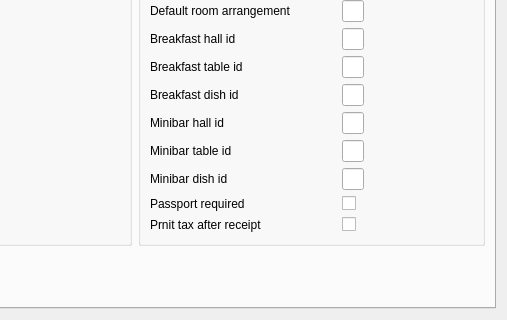
First picture: the form in Resort/wglobaldbconfig.ui, repository End1-1/Resort, before the edit; both pictures show x 357 to 864 and y 475 to 795 of the 864 by 795 pixel window.
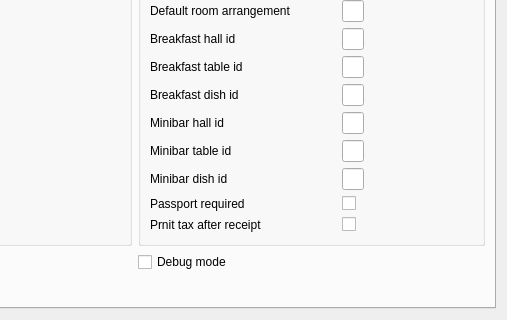
Second picture: the form after the edit. The open tabs and pages were chosen to show the change. Icons and pictures are not drawn. Custom widgets are drawn as their Qt base class.

Patch:
```diff
--- a/Resort/wglobaldbconfig.ui
+++ b/Resort/wglobaldbconfig.ui
@@ -552,6 +552,13 @@
            </property>
           </widget>
          </item>
+         <item row="1" column="1">
+          <widget class="EQCheckBox" name="chDebug">
+           <property name="text">
+            <string>Debug mode</string>
+           </property>
+          </widget>
+         </item>
         </layout>
        </item>
       </layout>
@@ -1947,16 +1954,16 @@
    <extends>QTimeEdit</extends>
    <header location="global">eqtimeedit.h</header>
   </customwidget>
-  <customwidget>
-   <class>EQTextEdit</class>
-   <extends>QTextEdit</extends>
-   <header location="global">eqtextedit.h</header>
-  </customwidget>
   <customwidget>
    <class>EQTableWidget</class>
    <extends>QTableWidget</extends>
    <header location="global">eqtablewidget.h</header>
   </customwidget>
+  <customwidget>
+   <class>EQTextEdit</class>
+   <extends>QTextEdit</extends>
+   <header location="global">eqtextedit.h</header>
+  </customwidget>
  </customwidgets>
  <tabstops>
   <tabstop>chRestMode</tabstop>
```
